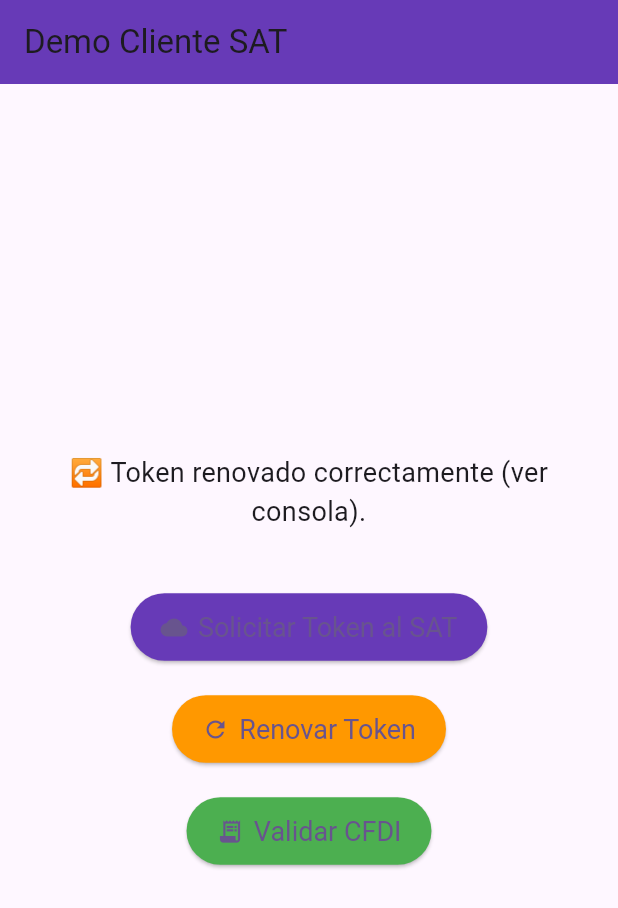
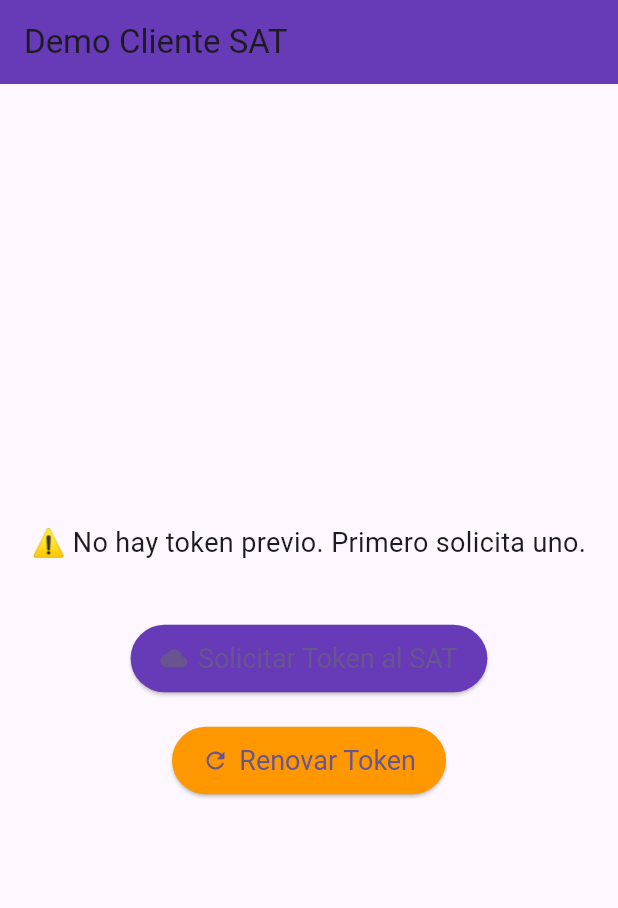
Before and after one commit to tagscolima-alt/prueba-git, a Flutter app: the screen it shows after launch, after a tap on "Solicitar Token al SAT", after a tap on "Renovar Token", on a phone screen of 412 x 824 dp. Shown: the top 908 px of the screen. Run offline on Flutter 3.47's test engine with Material 3 defaults, Android fonts, the phone set to English and light mode, and no system bars; network calls fail.

Commit message:
Revertir cambios a versión estable: solicitar y renovar con interfaces main

```diff
--- a/mi_web_app/lib/main.dart
+++ b/mi_web_app/lib/main.dart
@@ -1,5 +1,5 @@
 import 'package:flutter/material.dart';
-import 'sat/cliente_sat.dart'; // Importa tu módulo SAT
+import 'sat/cliente_sat_api.dart'; // usamos directamente la API
 
 void main() {
   runApp(const MyApp());
@@ -29,20 +29,28 @@ class SATDemoPage extends StatefulWidget {
 
 class _SATDemoPageState extends State<SATDemoPage> {
   String _resultado = "Presiona un botón para interactuar con el SAT.";
-  String? _ultimoToken; // guarda el token actual
+  String? _ultimoToken; // para guardar el último token obtenido
 
-  // 🔴 Solicitar token
+  // 🔴 Solicitar token inicial
   Future<void> _solicitarTokenSAT() async {
     setState(() {
       _resultado = "Solicitando token al SAT...";
     });
 
     try {
-      await ClienteSAT.obtenerTokenDemo();
+      final tokenResponse = await ClienteSATAPI.solicitarToken(
+        rfc: "AAA010101AAA",
+        password: "123456",
+        certificado: "BASE64_CERT",
+      );
+
       setState(() {
-        _resultado = "✅ Token solicitado correctamente (ver consola).";
+        _ultimoToken = tokenResponse["access_token"];
+        _resultado = "✅ Token obtenido correctamente:\n"
+            "Access Token: ${tokenResponse['access_token']}\n"
+            "Tipo: ${tokenResponse['token_type']}\n"
+            "Expira en: ${tokenResponse['expires_in']} segundos";
       });
-      _ultimoToken = "ABC123XYZ"; // token simulado para el siguiente paso
     } catch (e) {
       setState(() {
         _resultado = "❌ Error al solicitar token: $e";
@@ -50,7 +58,7 @@ class _SATDemoPageState extends State<SATDemoPage> {
     }
   }
 
-  // 🟠 Renovar token
+  // 🟠 Renovar token existente
   Future<void> _renovarTokenSAT() async {
     if (_ultimoToken == null) {
       setState(() {
@@ -64,39 +72,20 @@ class _SATDemoPageState extends State<SATDemoPage> {
     });
 
     try {
-      await ClienteSAT.renovarTokenDemo(_ultimoToken!);
+      final tokenResponse = await ClienteSATAPI.renovarToken(
+        refreshToken: _ultimoToken!,
+      );
+
       setState(() {
-        _resultado = "🔁 Token renovado correctamente (ver consola).";
+        _ultimoToken = tokenResponse["access_token"];
+        _resultado = "🔁 Token renovado correctamente:\n"
+            "Access Token: ${tokenResponse['access_token']}\n"
+            "Tipo: ${tokenResponse['token_type']}\n"
+            "Expira en: ${tokenResponse['expires_in']} segundos";
       });
-      _ultimoToken = "NEW_TOKEN_456"; // token simulado para el siguiente paso
     } catch (e) {
       setState(() {
         _resultado = "❌ Error al renovar token: $e";
-      });
-    }
-  }
-
-  // 🧾 Validar CFDI
-  Future<void> _validarCFDISAT() async {
-    if (_ultimoToken == null) {
-      setState(() {
-        _resultado = "⚠️ No hay token activo. Solicita o renueva uno antes.";
-      });
-      return;
-    }
-
-    setState(() {
-      _resultado = "Validando CFDI...";
-    });
-
-    try {
-      await ClienteSAT.validarCFDIDemo(token: _ultimoToken!);
-      setState(() {
-        _resultado = "🧾 CFDI validado correctamente (ver consola).";
-      });
-    } catch (e) {
-      setState(() {
-        _resultado = "❌ Error al validar CFDI: $e";
       });
     }
   }
@@ -143,18 +132,6 @@ class _SATDemoPageState extends State<SATDemoPage> {
                   textStyle: const TextStyle(fontSize: 18),
                 ),
               ),
-              const SizedBox(height: 20),
-              ElevatedButton.icon(
-                onPressed: _validarCFDISAT,
-                icon: const Icon(Icons.receipt_long),
-                label: const Text("Validar CFDI"),
-                style: ElevatedButton.styleFrom(
-                  backgroundColor: Colors.green,
-                  padding:
-                      const EdgeInsets.symmetric(horizontal: 20, vertical: 12),
-                  textStyle: const TextStyle(fontSize: 18),
-                ),
-              ),
             ],
           ),
         ),
--- a/mi_web_app/lib/sat/cliente_sat.dart
+++ b/mi_web_app/lib/sat/cliente_sat.dart
@@ -2,7 +2,6 @@ import 'package:flutter/foundation.dart';
 import 'cliente_sat_api.dart';
 
 class ClienteSAT {
-  /// 🔴 Solicitar token de ejemplo
   static Future<void> obtenerTokenDemo() async {
     try {
       final tokenResponse = await ClienteSATAPI.solicitarToken(
@@ -19,74 +18,4 @@ class ClienteSAT {
       debugPrint("❌ Error al obtener token: $e");
     }
   }
-
-  /// 🟠 Renovar token de ejemplo
-  static Future<void> renovarTokenDemo(String refreshToken) async {
-    try {
-      final tokenResponse = await ClienteSATAPI.renovarToken(
-        refreshToken: refreshToken,
-      );
-
-      debugPrint("🔁 Token renovado correctamente:");
-      debugPrint("Access Token: ${tokenResponse['access_token']}");
-      debugPrint("Tipo: ${tokenResponse['token_type']}");
-      debugPrint("Expira en: ${tokenResponse['expires_in']} segundos");
-    } catch (e) {
-      debugPrint("❌ Error al renovar token: $e");
-    }
-  }
-
-  /// 🟢 Validar CFDI de ejemplo
-  static Future<void> validarCFDIDemo({
-    required String token,
-  }) async {
-    try {
-      final response = await ClienteSATAPI.validarCFDI(
-        rfcEmisor: "AAA010101AAA",
-        rfcReceptor: "BBB010101BBB",
-        uuid: "123e4567-e89b-12d3-a456-426614174000",
-        total: 1000.50,
-        token: token,
-      );
-
-      debugPrint("🧾 Resultado de validación CFDI:");
-      debugPrint("Estatus: ${response['estatus']}");
-      debugPrint("Código: ${response['codigoEstatus']}");
-      debugPrint("Cancelable: ${response['esCancelable']}");
-      debugPrint("Estatus Cancelación: ${response['estatusCancelacion']}");
-    } catch (e) {
-      debugPrint("❌ Error al validar CFDI: $e");
-    }
-  }
-
-  /// 🔴 emitirCFDI(xmlFirmado, token)
-  /// 📌 Envía un CFDI firmado al SAT para timbrado y recibe el timbre digital.
-  static Future<Map<String, dynamic>> emitirCFDI({
-    required String xmlFirmado,
-    required String token,
-  }) async {
-    final endpoint = "$_baseUrl/POST/emitirCFDI";
-    final body = {
-      "xmlFirmado": xmlFirmado,
-      "token": token,
-    };
-
-    final response = await ClienteSATCore._sendRequest(
-      endpoint: endpoint,
-      body: body,
-    );
-
-    ClienteSATCore._manejarErrores(response.statusCode, response.body);
-    final data = ClienteSATCore._parsearRespuesta(response.body);
-
-    return {
-      "uuid": data["uuid"],
-      "fechaTimbrado": data["fechaTimbrado"],
-      "rfcProvCertif": data["rfcProvCertif"],
-      "selloSAT": data["selloSAT"],
-      "estatus": data["estatus"],
-    };
-  }
-
-
 }
--- a/mi_web_app/lib/sat/cliente_sat_api.dart
+++ b/mi_web_app/lib/sat/cliente_sat_api.dart
@@ -57,38 +57,5 @@ class ClienteSATAPI {
       "expires_in": data["expires_in"],
     };
   }
- // validar
- static Future<Map<String, dynamic>> validarCFDI({
-  required String rfcEmisor,
-  required String rfcReceptor,
-  required String uuid,
-  required double total,
-  required String token,
-}) async {
-  final endpoint = "$_baseUrl/POST/validarCFDI";
-  final body = {
-    "rfcEmisor": rfcEmisor,
-    "rfcReceptor": rfcReceptor,
-    "uuid": uuid,
-    "total": total,
-    "token": token,
-  };
-
-  final response = await ClienteSATCore.sendRequest(
-    endpoint: endpoint,
-    body: body,
-  );
-
-  ClienteSATCore.manejarErrores(response.statusCode, response.body);
-  final data = ClienteSATCore.parsearRespuesta(response.body);
-
-  return {
-    "estatus": data["estatus"],
-    "codigoEstatus": data["codigoEstatus"],
-    "esCancelable": data["esCancelable"],
-    "estatusCancelacion": data["estatusCancelacion"],
-  };
-}
-
 
 }
```
